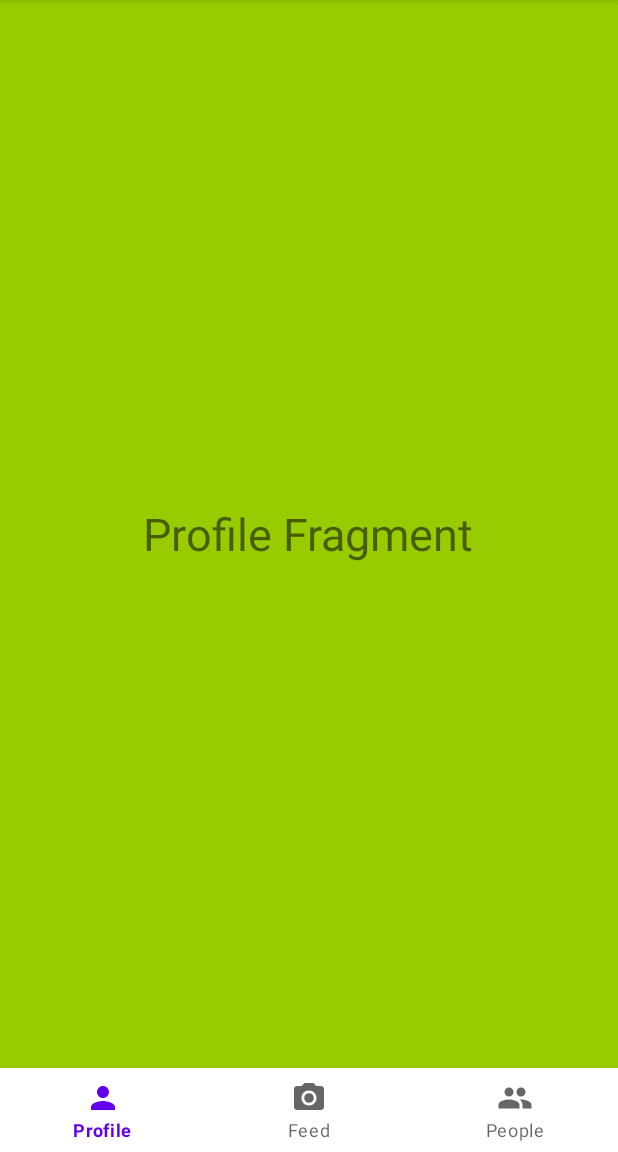
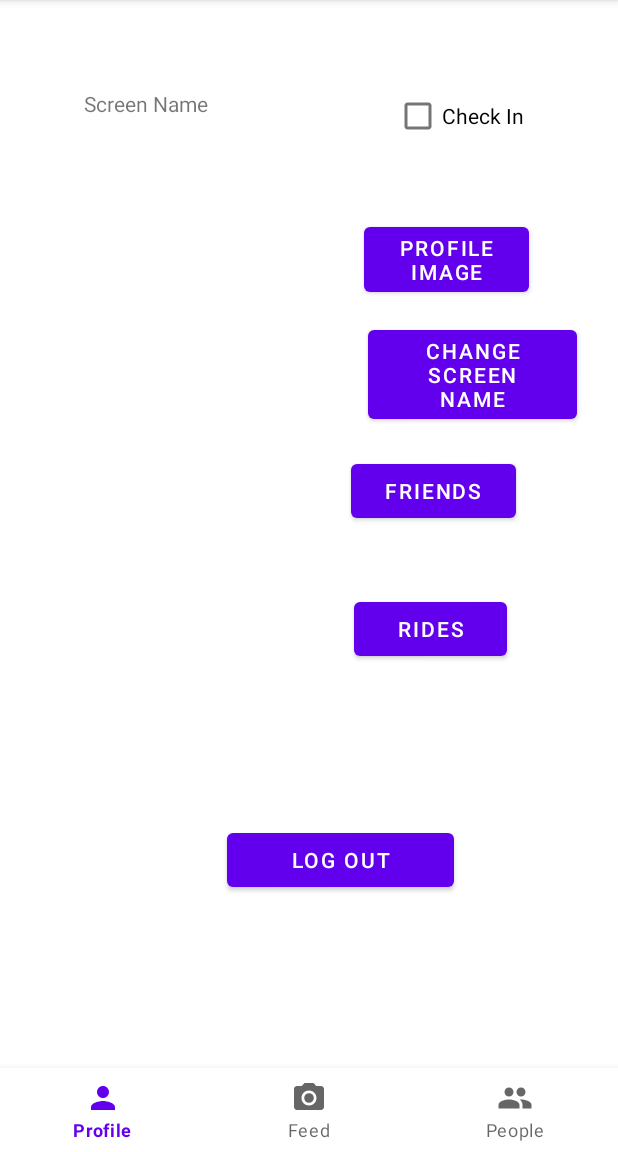
Before and after one commit to Team-Coaster/coaster_life, an Android app: the ProfileFragment screen opened directly, with no data from a screen before it, on a phone screen of 412 x 824 dp, the part 84-1236 px from its top. Run offline under Robolectric (Android 15) with nearby library versions, the phone set to English and light mode, and no system bars; libraries missing offline, so code that uses them is left out: com.parse.

Commit message:
Fragment Setup

```diff
--- a/app/build.gradle
+++ b/app/build.gradle
@@ -35,6 +35,7 @@ dependencies {
     implementation "com.github.parse-community.Parse-SDK-Android:parse:2.0.4"
     implementation 'com.squareup.okhttp3:logging-interceptor:3.8.1'
     implementation 'com.parse.bolts:bolts-android:1.4.0'
+    implementation 'com.google.android.gms:play-services-maps:18.0.0'
     testImplementation 'junit:junit:4.+'
     androidTestImplementation 'androidx.test.ext:junit:1.1.3'
     androidTestImplementation 'androidx.test.espresso:espresso-core:3.4.0'
--- a/app/src/main/java/com/teamcoaster/coasterlife/FeedFragment.java
+++ /dev/null
@@ -1,20 +0,0 @@
-package com.teamcoaster.coasterlife;
-
-
-import android.os.Bundle;
-import android.view.LayoutInflater;
-import android.view.View;
-import android.view.ViewGroup;
-
-import androidx.annotation.Nullable;
-import androidx.fragment.app.Fragment;
-
-public class FeedFragment extends Fragment {
-
-    @Nullable
-    @Override
-    public View onCreateView(LayoutInflater inflater, @Nullable ViewGroup container, @Nullable Bundle savedInstanceState){
-        return inflater.inflate(R.layout.fragment_feed, container, false);
-    }
-
-}
--- /dev/null
+++ b/app/src/main/java/com/teamcoaster/coasterlife/Fragments/FeedFragment.java
@@ -0,0 +1,84 @@
+package com.teamcoaster.coasterlife.Fragments;
+
+
+import android.os.Bundle;
+import android.util.Log;
+import android.view.LayoutInflater;
+import android.view.View;
+import android.view.ViewGroup;
+
+import androidx.annotation.NonNull;
+import androidx.annotation.Nullable;
+import androidx.fragment.app.Fragment;
+import androidx.recyclerview.widget.LinearLayoutManager;
+import androidx.recyclerview.widget.RecyclerView;
+
+import com.parse.FindCallback;
+import com.parse.ParseException;
+import com.parse.ParseQuery;
+import com.teamcoaster.coasterlife.R;
+
+import java.util.ArrayList;
+import java.util.List;
+
+public class FeedFragment extends Fragment {
+
+//COPIED FROM INSTAPARSE APP
+//    // the fragment initialization parameters, e.g. ARG_ITEM_NUMBER
+//    public static final String TAG = "PostsFragment";
+//    private RecyclerView rvPosts;
+//    protected PostsAdapter adapter;
+//    protected List<Post> allPosts;
+//
+//    public FeedFragment() {
+//        // Required empty public constructor
+//    }
+
+    @Nullable
+    @Override
+    public View onCreateView(LayoutInflater inflater, @Nullable ViewGroup container, @Nullable Bundle savedInstanceState){
+        return inflater.inflate(R.layout.fragment_feed, container, false);
+    }
+
+//      COPIED FROM INSTAPARSE APP
+//    @Override
+//    public void onViewCreated(@NonNull View view, @Nullable Bundle savedInstanceState) {
+//        super.onViewCreated(view, savedInstanceState);
+//        rvPosts = view.findViewById(R.id.rvPosts);
+//
+//        //Steps to use the recycler view:
+//        //0. Create layout for one row in the list
+//        //1. Create the adapter
+//        allPosts  = new ArrayList<>();
+//        adapter = new PostsAdapter(getContext(), allPosts);
+//        //2. Create the data source
+//        //3. Set the adapter on the recycler view
+//        rvPosts.setAdapter(adapter);
+//        //4. Set the layout manager on the recycler view
+//        rvPosts.setLayoutManager(new LinearLayoutManager(getContext()));
+//        queryPosts();
+//    }
+//
+//    protected void queryPosts() {
+//        ParseQuery<Post> query = ParseQuery.getQuery(Post.class);
+//        query.include(Post.KEY_USER);
+//        query.setLimit(20);
+//        query.addDescendingOrder(Post.KEY_CREATED_KEY);
+//
+//        query.findInBackground(new FindCallback<Post>() {
+//            @Override
+//            public void done(List<Post> posts, ParseException e) {
+//                if (e != null) {
+//                    Log.e(TAG, "Issue with getting posts", e);
+//                    return;
+//                }
+//                for (Post post : posts) {
+//                    Log.i(TAG, "Post: " + post.getDescription() + ", username: " + post.getUser().getUsername());
+//                }
+//                allPosts.addAll(posts);
+//                adapter.notifyDataSetChanged();
+//            }
+//        });
+//    }
+
+}
--- /dev/null
+++ b/app/src/main/java/com/teamcoaster/coasterlife/Fragments/ProfileFragment.java
@@ -0,0 +1,121 @@
+package com.teamcoaster.coasterlife.Fragments;
+
+import android.content.Intent;
+import android.os.Bundle;
+import android.provider.MediaStore;
+import android.view.LayoutInflater;
+import android.view.View;
+import android.view.ViewGroup;
+import android.widget.Button;
+import android.widget.CheckBox;
+import android.widget.ImageButton;
+import android.widget.TextView;
+
+import androidx.annotation.NonNull;
+import androidx.annotation.Nullable;
+import androidx.fragment.app.Fragment;
+
+import com.parse.ParseUser;
+import com.teamcoaster.coasterlife.Login;
+import com.teamcoaster.coasterlife.NameChange;
+import com.teamcoaster.coasterlife.Profile;
+import com.teamcoaster.coasterlife.R;
+
+
+public class ProfileFragment extends Fragment {
+
+    public static final String TAG = "MainActivity";
+    private ImageButton ivProfilePicture;
+    private Button btnProfileImg;
+    private Button btnFriends;
+    private Button btnRides;
+    private Button btnLogout;
+    private Button btnSN;
+    private TextView tvSN;
+    private CheckBox cbCheckin;
+
+//    final FragmentManager fragmentManager = getSupportFragmentManager();
+//    private BottomNavigationView bottomNavigationView;
+
+    public ProfileFragment() {
+        // Required empty public constructor
+    }
+
+    @Nullable
+    @Override
+    public View onCreateView(LayoutInflater inflater, @Nullable ViewGroup container, @Nullable Bundle savedInstanceState){
+        return inflater.inflate(R.layout.fragment_profile, container, false);
+
+    }
+
+    //This event is triggered soon after onCreateView().
+    //Any view setup should occur here. E.g., view lookups and attaching view listeners.
+    @Override
+    public void onViewCreated(@NonNull View view, @Nullable Bundle savedInstanceState) {
+        super.onViewCreated(view, savedInstanceState);
+
+        ivProfilePicture = view.findViewById(R.id.ivProfilePicture);
+        btnProfileImg = view.findViewById(R.id.btnProfileImg);
+        btnFriends = view.findViewById(R.id.btnFriends);
+        btnRides = view.findViewById(R.id.btnRides);
+        btnLogout = view.findViewById(R.id.btnLogout);
+        btnSN = view.findViewById(R.id.btnSN);
+        tvSN = view.findViewById(R.id.tvSN);
+
+        cbCheckin = view.findViewById(R.id.cbCheckin);
+
+
+        btnProfileImg.setOnClickListener(new View.OnClickListener() {
+            @Override
+            public void onClick(View view) {
+                gotoGallery();
+            }
+        });
+
+        btnSN.setOnClickListener(new View.OnClickListener() {
+            @Override
+            public void onClick(View view) {
+                ParseUser currentUser = ParseUser.getCurrentUser();
+                Profile profile = new Profile();
+                gotoNameChange();
+                //String name = getName(currentUser);
+            }
+        });
+
+
+        btnLogout.setOnClickListener(new View.OnClickListener() {
+            @Override
+            public void onClick(View view) {
+                ParseUser.logOut();
+                ParseUser currentUser =  ParseUser.getCurrentUser();
+                if (currentUser == null) {
+                    gotoLogin();
+                }
+            }
+        });
+
+
+}
+
+    /*
+    private String getName(ParseUser currentUser) {
+        ParseQuery<Profile> query = ParseQuery.getQuery(Profile.class);
+        query.whereEqualTo("")
+    }
+    */
+
+    private void gotoNameChange() {
+        Intent i = new Intent(getActivity(), NameChange.class);
+        startActivity(i);
+    }
+
+    private void gotoGallery() {
+        Intent i = new Intent(Intent.ACTION_PICK, MediaStore.Images.Media.EXTERNAL_CONTENT_URI);
+        startActivityForResult(i,3);
+    }
+
+    private void gotoLogin() {
+        Intent i = new Intent(getActivity(), Login.class);
+        startActivity(i);
+    }
+}
--- a/app/src/main/java/com/teamcoaster/coasterlife/PeopleFragment.java
+++ /dev/null
@@ -1,20 +0,0 @@
-package com.teamcoaster.coasterlife;
-
-
-import android.os.Bundle;
-import android.view.LayoutInflater;
-import android.view.View;
-import android.view.ViewGroup;
-
-import androidx.annotation.Nullable;
-import androidx.fragment.app.Fragment;
-
-public class PeopleFragment extends Fragment {
-
-    @Nullable
-    @Override
-    public View onCreateView(LayoutInflater inflater, @Nullable ViewGroup container, @Nullable Bundle savedInstanceState){
-        return inflater.inflate(R.layout.fragment_people, container, false);
-    }
-
-}
--- a/app/src/main/java/com/teamcoaster/coasterlife/ProfileFragment.java
+++ /dev/null
@@ -1,22 +0,0 @@
-package com.teamcoaster.coasterlife;
-
-import android.os.Bundle;
-import android.view.LayoutInflater;
-import android.view.View;
-import android.view.ViewGroup;
-
-import androidx.annotation.Nullable;
-import androidx.fragment.app.Fragment;
-
-
-public class ProfileFragment extends Fragment {
-
-    @Nullable
-    @Override
-    public View onCreateView(LayoutInflater inflater, @Nullable ViewGroup container, @Nullable Bundle savedInstanceState){
-        return inflater.inflate(R.layout.fragment_profile, container, false);
-
-
-    }
-
-}
--- a/app/src/main/res/layout/fragment_profile.xml
+++ b/app/src/main/res/layout/fragment_profile.xml
@@ -2,100 +2,93 @@
 <RelativeLayout xmlns:android="http://schemas.android.com/apk/res/android"
     android:layout_width="match_parent"
     android:layout_height="match_parent"
-    android:background="@android:color/holo_green_light">
+    xmlns:tools="http://schemas.android.com/tools">
 
 
-    <!--    <ImageButton-->
-    <!--        android:id="@+id/ivProfilePicture"-->
-    <!--        android:layout_width="204dp"-->
-    <!--        android:layout_height="204dp"-->
-    <!--        android:layout_alignParentStart="true"-->
-    <!--        android:layout_alignParentTop="true"-->
-    <!--        android:layout_marginStart="2dp"-->
-    <!--        android:layout_marginTop="78dp"-->
-    <!--        android:background="@null"-->
-    <!--        android:contentDescription="@string/profileimg"-->
-    <!--        android:visibility="visible"-->
-    <!--        tools:src="@tools:sample/avatars"-->
-    <!--        tools:srcCompat="@tools:sample/avatars[2]"-->
-    <!--        tools:visibility="visible" />-->
+        <ImageButton
+            android:id="@+id/ivProfilePicture"
+            android:layout_width="204dp"
+            android:layout_height="204dp"
+            android:layout_alignParentStart="true"
+            android:layout_alignParentTop="true"
+            android:layout_marginStart="2dp"
+            android:layout_marginTop="78dp"
+            android:background="@null"
+            android:contentDescription="@string/profileimg"
+            android:visibility="visible"
+            tools:src="@tools:sample/avatars"
+            tools:srcCompat="@tools:sample/avatars[2]"
+            tools:visibility="visible" />
 
-    <!--    <Button-->
-    <!--        android:id="@+id/btnProfileImg"-->
-    <!--        android:layout_width="110dp"-->
-    <!--        android:layout_height="wrap_content"-->
-    <!--        android:layout_alignParentTop="true"-->
-    <!--        android:layout_alignParentEnd="true"-->
-    <!--        android:layout_marginTop="145dp"-->
-    <!--        android:layout_marginEnd="59dp"-->
-    <!--        android:text="@string/profileimg" />-->
+        <Button
+            android:id="@+id/btnProfileImg"
+            android:layout_width="110dp"
+            android:layout_height="wrap_content"
+            android:layout_alignParentTop="true"
+            android:layout_alignParentEnd="true"
+            android:layout_marginTop="145dp"
+            android:layout_marginEnd="59dp"
+            android:text="@string/profileimg" />
 
-    <!--    <Button-->
-    <!--        android:id="@+id/btnFriends"-->
-    <!--        android:layout_width="110dp"-->
-    <!--        android:layout_height="wrap_content"-->
-    <!--        android:layout_below="@+id/btnSN"-->
-    <!--        android:layout_alignParentEnd="true"-->
-    <!--        android:layout_marginTop="18dp"-->
-    <!--        android:layout_marginEnd="68dp"-->
-    <!--        android:text="@string/Friends" />-->
+        <Button
+            android:id="@+id/btnFriends"
+            android:layout_width="110dp"
+            android:layout_height="wrap_content"
+            android:layout_below="@+id/btnSN"
+            android:layout_alignParentEnd="true"
+            android:layout_marginTop="18dp"
+            android:layout_marginEnd="68dp"
+            android:text="@string/Friends" />
 
-    <!--    <Button-->
-    <!--        android:id="@+id/btnRides"-->
-    <!--        android:layout_width="102dp"-->
-    <!--        android:layout_height="wrap_content"-->
-    <!--        android:layout_below="@+id/btnFriends"-->
-    <!--        android:layout_alignParentEnd="true"-->
-    <!--        android:layout_marginTop="44dp"-->
-    <!--        android:layout_marginEnd="74dp"-->
-    <!--        android:text="@string/Rides" />-->
+        <Button
+            android:id="@+id/btnRides"
+            android:layout_width="102dp"
+            android:layout_height="wrap_content"
+            android:layout_below="@+id/btnFriends"
+            android:layout_alignParentEnd="true"
+            android:layout_marginTop="44dp"
+            android:layout_marginEnd="74dp"
+            android:text="@string/Rides" />
 
-    <!--    <Button-->
-    <!--        android:id="@+id/btnLogout"-->
-    <!--        android:layout_width="151dp"-->
-    <!--        android:layout_height="wrap_content"-->
-    <!--        android:layout_below="@+id/btnRides"-->
-    <!--        android:layout_alignParentEnd="true"-->
-    <!--        android:layout_centerHorizontal="true"-->
-    <!--        android:layout_marginTop="106dp"-->
-    <!--        android:layout_marginEnd="109dp"-->
-    <!--        android:text="@string/logout" />-->
+        <Button
+            android:id="@+id/btnLogout"
+            android:layout_width="151dp"
+            android:layout_height="wrap_content"
+            android:layout_below="@+id/btnRides"
+            android:layout_alignParentEnd="true"
+            android:layout_centerHorizontal="true"
+            android:layout_marginTop="106dp"
+            android:layout_marginEnd="109dp"
+            android:text="@string/logout" />
 
-    <!--    <CheckBox-->
-    <!--        android:id="@+id/cbCheckin"-->
-    <!--        android:layout_width="107dp"-->
-    <!--        android:layout_height="wrap_content"-->
-    <!--        android:layout_alignParentTop="true"-->
-    <!--        android:layout_alignParentEnd="true"-->
-    <!--        android:layout_marginTop="53dp"-->
-    <!--        android:layout_marginEnd="42dp"-->
-    <!--        android:text="@string/checkin" />-->
+        <CheckBox
+            android:id="@+id/cbCheckin"
+            android:layout_width="107dp"
+            android:layout_height="wrap_content"
+            android:layout_alignParentTop="true"
+            android:layout_alignParentEnd="true"
+            android:layout_marginTop="53dp"
+            android:layout_marginEnd="42dp"
+            android:text="@string/checkin" />
 
-    <!--    <TextView-->
-    <!--        android:id="@+id/tvSN"-->
-    <!--        android:layout_width="117dp"-->
-    <!--        android:layout_height="wrap_content"-->
-    <!--        android:layout_alignParentStart="true"-->
-    <!--        android:layout_alignParentTop="true"-->
-    <!--        android:layout_marginStart="56dp"-->
-    <!--        android:layout_marginTop="59dp"-->
-    <!--        android:text="@string/screenname" />-->
+        <TextView
+            android:id="@+id/tvSN"
+            android:layout_width="117dp"
+            android:layout_height="wrap_content"
+            android:layout_alignParentStart="true"
+            android:layout_alignParentTop="true"
+            android:layout_marginStart="56dp"
+            android:layout_marginTop="59dp"
+            android:text="@string/screenname" />
 
-    <!--    <Button-->
-    <!--        android:id="@+id/btnSN"-->
-    <!--        android:layout_width="139dp"-->
-    <!--        android:layout_height="wrap_content"-->
-    <!--        android:layout_below="@+id/btnProfileImg"-->
-    <!--        android:layout_alignParentEnd="true"-->
-    <!--        android:layout_marginTop="13dp"-->
-    <!--        android:layout_marginEnd="27dp"-->
-    <!--        android:text="@string/changeSN" />-->
-
-    <TextView
-        android:layout_width="wrap_content"
-        android:layout_height="wrap_content"
-        android:text="Profile Fragment"
-        android:textSize="30sp"
-        android:layout_centerInParent="true"/>
+        <Button
+            android:id="@+id/btnSN"
+            android:layout_width="139dp"
+            android:layout_height="wrap_content"
+            android:layout_below="@+id/btnProfileImg"
+            android:layout_alignParentEnd="true"
+            android:layout_marginTop="13dp"
+            android:layout_marginEnd="27dp"
+            android:text="@string/changeSN" />
 
 </RelativeLayout>
```
Also changed, not shown: app/src/main/AndroidManifest.xml (+8 -1 lines), app/src/main/java/com/teamcoaster/coasterlife/MainActivity.java (+3 -10 lines).
